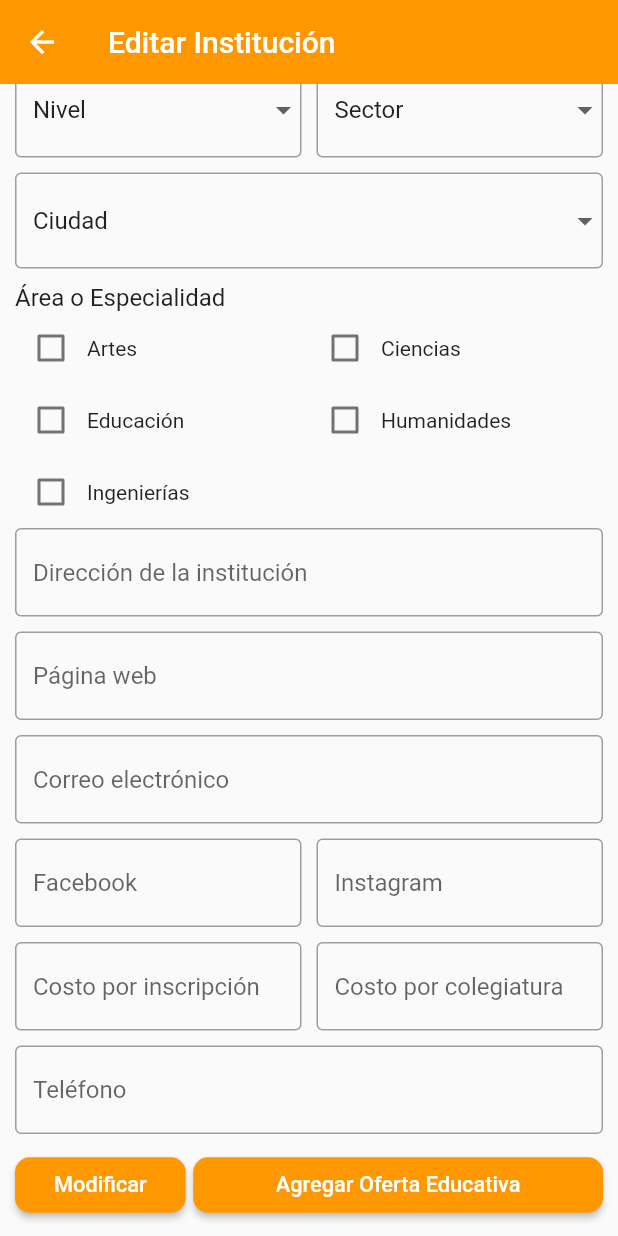
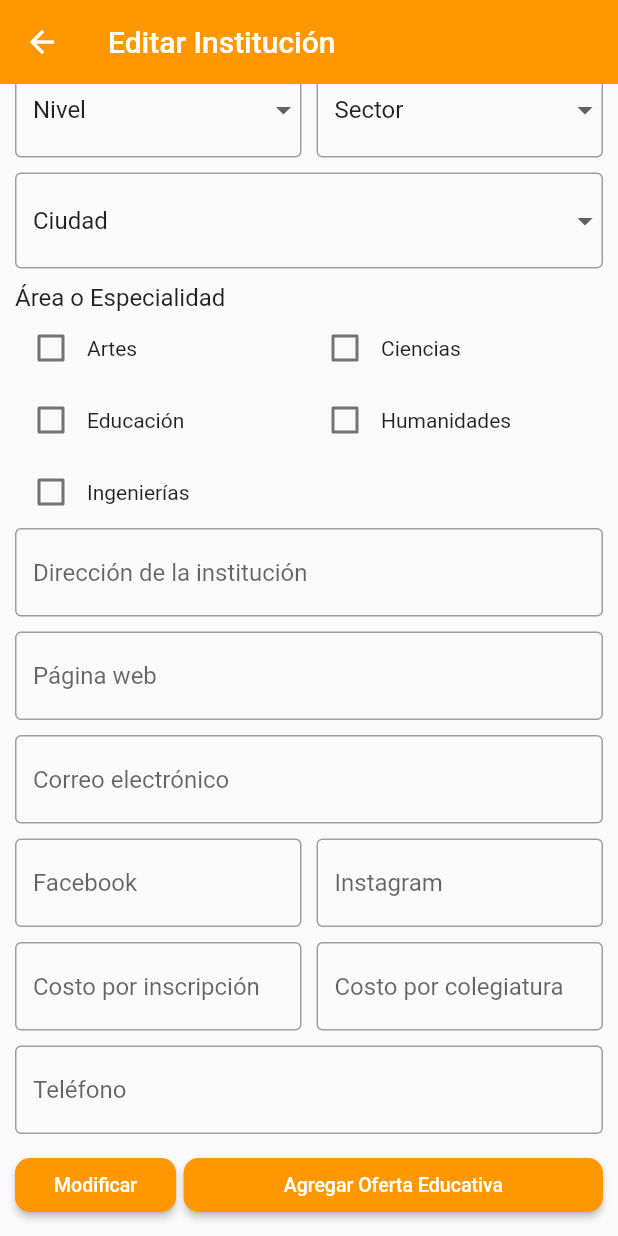
Before and after one commit to Pimpollo30/eduqro, a Flutter app: the EditarInstitucionPage screen opened by its route, scrolled down 104 dp, on a phone screen of 412 x 824 dp. Run offline on Flutter 3.47's test engine with Material 2 defaults, Android fonts, the phone set to English and light mode, and no system bars.

Commit message:
EditarInstitucionPage modified

```diff
--- a/lib/pages/editar_institucion_page.dart
+++ b/lib/pages/editar_institucion_page.dart
@@ -209,7 +209,7 @@ class EditarInstitucionPage extends StatelessWidget {
                       "Modificar",
                       style: TextStyle(
                         color: Colors.white,
-                        fontSize: 14.5,
+                        fontSize: 13,
                         ),
                       ),
                   ),
@@ -228,10 +228,11 @@ class EditarInstitucionPage extends StatelessWidget {
                         vertical: 10,
                       ),
                       child: Text(
+                        textAlign: TextAlign.center,
                         "Agregar Oferta Educativa",
                         style: TextStyle(
                           color: Colors.white,
-                          fontSize: 14.5,
+                          fontSize: 13,
                           ),
                         ),
                     ),
```
